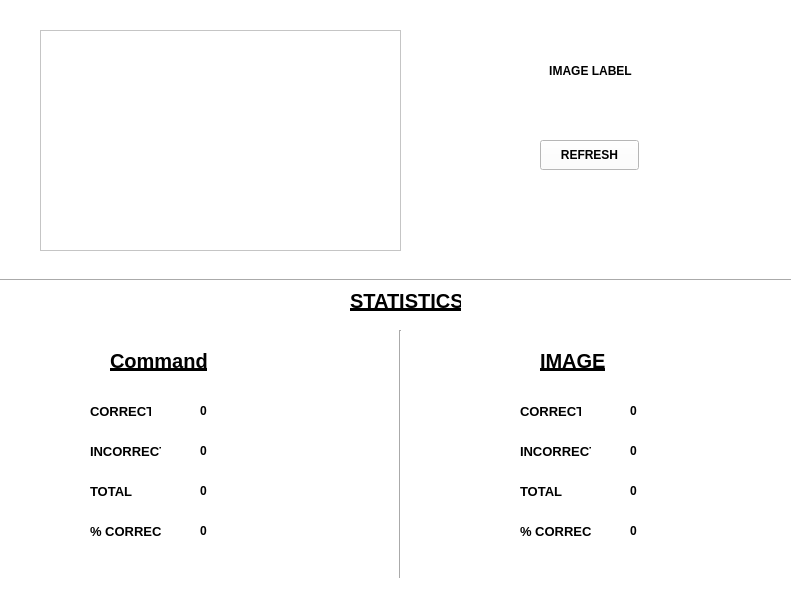
Qt form Project_4/MainWindow.ui (VatsalSheth/Embedded-Interface-Design) before a commit.
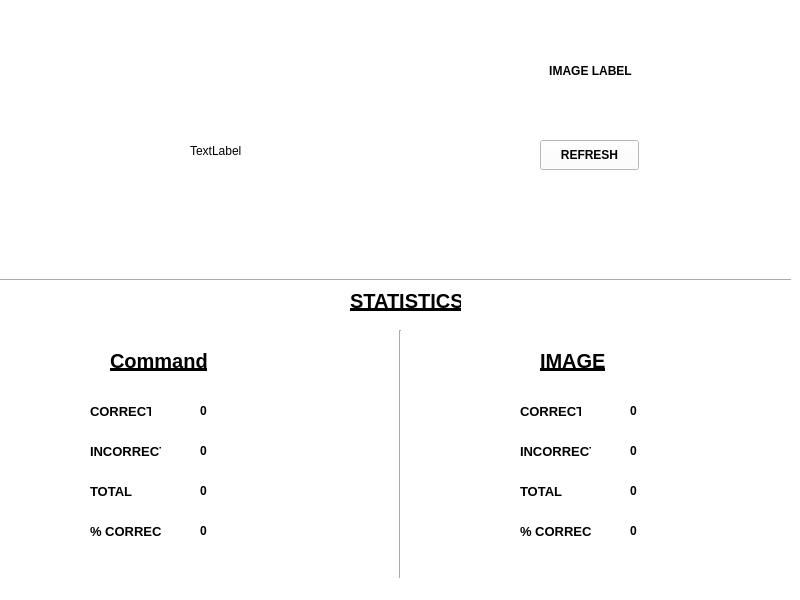
The same form after that commit.

```diff
--- a/Project_4/MainWindow.ui
+++ b/Project_4/MainWindow.ui
@@ -23,20 +23,6 @@
    <string notr="true">background-color: rgb(255, 255, 255);</string>
   </property>
   <widget class="QWidget" name="centralwidget">
-   <widget class="QGraphicsView" name="graphicsView">
-    <property name="geometry">
-     <rect>
-      <x>40</x>
-      <y>30</y>
-      <width>361</width>
-      <height>221</height>
-     </rect>
-    </property>
-    <property name="styleSheet">
-     <string notr="true">
-color: rgb(255, 255, 255);</string>
-    </property>
-   </widget>
    <widget class="QLabel" name="label">
     <property name="geometry">
      <rect>
@@ -492,6 +478,19 @@
      <enum>Qt::Horizontal</enum>
     </property>
    </widget>
+   <widget class="QLabel" name="Image">
+    <property name="geometry">
+     <rect>
+      <x>190</x>
+      <y>140</y>
+      <width>68</width>
+      <height>22</height>
+     </rect>
+    </property>
+    <property name="text">
+     <string>TextLabel</string>
+    </property>
+   </widget>
   </widget>
   <widget class="QStatusBar" name="statusbar"/>
  </widget>
```
